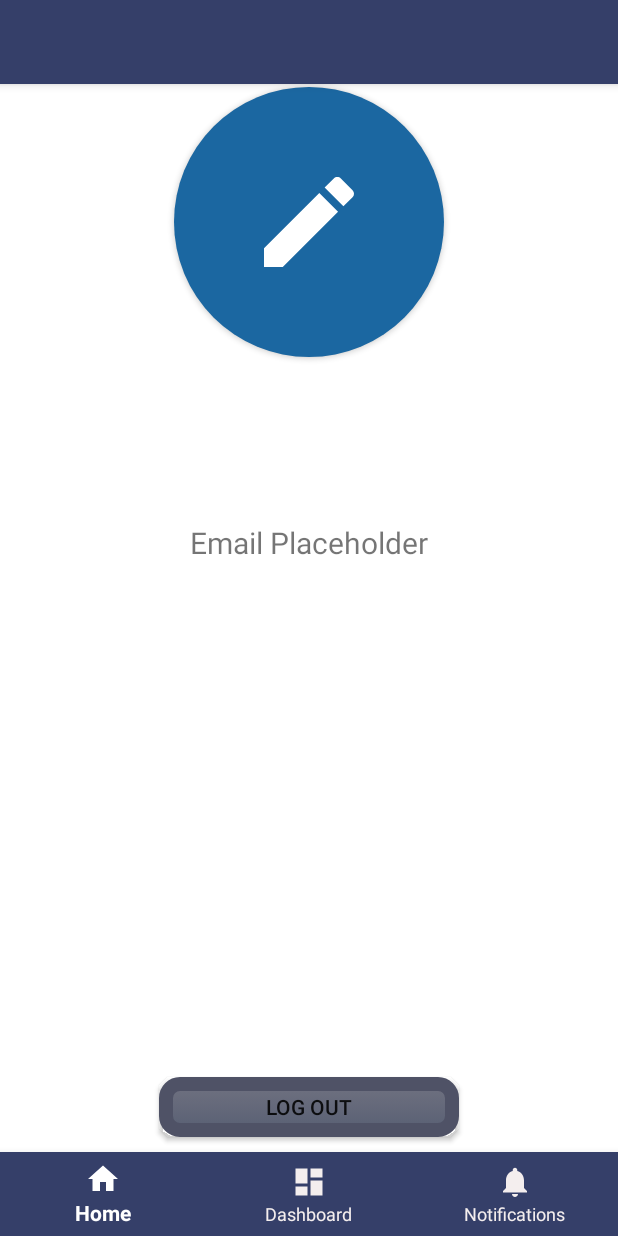
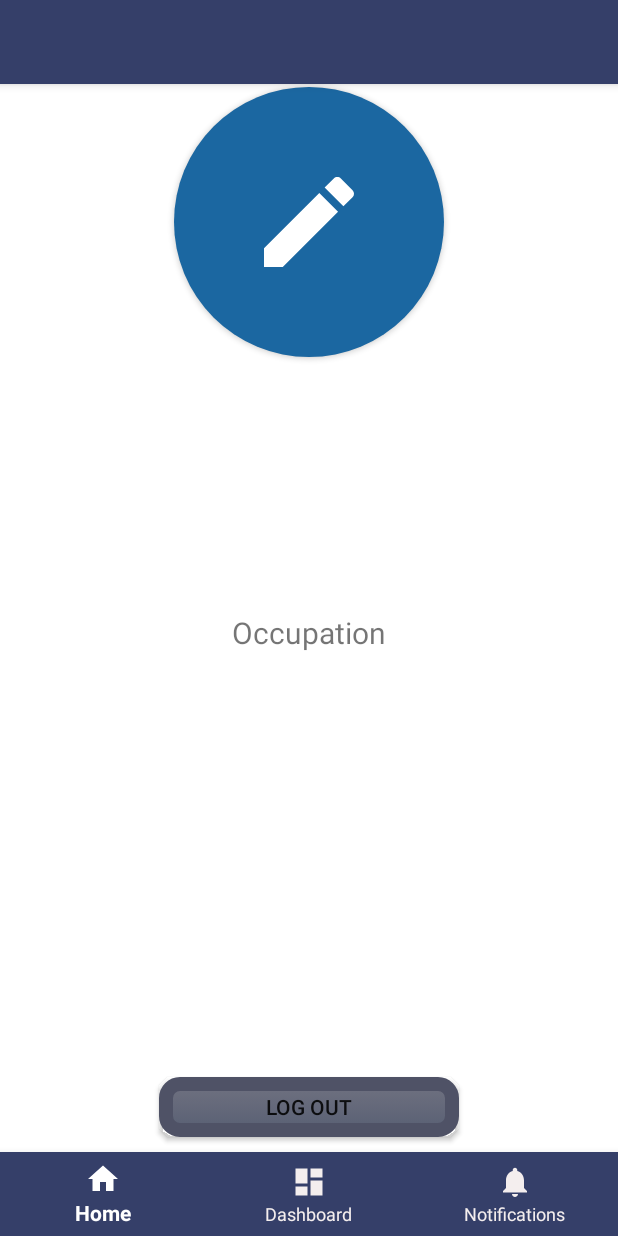
Before and after one commit to JordanRBurke/ShelbyParkAppDemo, an Android app: the screen it shows after launch once a user with an empty profile is signed in (MainActivity), after a tap on "test", on a phone screen of 412 x 824 dp. Run offline under Robolectric (Android 15) with nearby library versions, the phone set to English and light mode, and no system bars; our stand-ins replace ButterKnife, Firebase (no records; nobody signed in at launch, a user with empty details on screens opened directly).

Commit message:
Users can now see their emails from the profile screen which will be saved even when the app closes like the name value.

```diff
--- a/app/src/main/java/com/example/jordanrburke/shelbycountyparksapp/LoginAndRegistration/AppSharedPreferences.java
+++ b/app/src/main/java/com/example/jordanrburke/shelbycountyparksapp/LoginAndRegistration/AppSharedPreferences.java
@@ -6,6 +6,7 @@ import android.content.SharedPreferences;
 
 public class AppSharedPreferences {
     public static final String KEY_SAVE_BODY = "sms_body";
+    public static final String PROFILE_EMAIL_KEY = "email_body";
     private static final String APP_SHARED_PREFS = AppSharedPreferences.class.getSimpleName();
     private SharedPreferences sharedPreferences;
     private SharedPreferences.Editor preferencesEditor;
@@ -17,7 +18,10 @@ public class AppSharedPreferences {
 
     public String getKeySaveBody() {
         return sharedPreferences.getString(KEY_SAVE_BODY, "");
+    }
 
+    public String getProfileEmailKey() {
+        return sharedPreferences.getString(PROFILE_EMAIL_KEY,"");
     }
 
     public void saveStringBody(String text) {
@@ -25,5 +29,10 @@ public class AppSharedPreferences {
         preferencesEditor.commit();
     }
 
+    public void saveProfileEmailBody(String email) {
+        preferencesEditor.putString(PROFILE_EMAIL_KEY, email);
+        preferencesEditor.commit();
+    }
+
 
 }
--- a/app/src/main/java/com/example/jordanrburke/shelbycountyparksapp/LoginAndRegistration/RegisterActivity.java
+++ b/app/src/main/java/com/example/jordanrburke/shelbycountyparksapp/LoginAndRegistration/RegisterActivity.java
@@ -8,6 +8,7 @@ import android.os.Bundle;
 import android.util.Log;
 import android.widget.Button;
 import android.widget.EditText;
+import android.widget.Switch;
 import android.widget.Toast;
 
 import com.example.jordanrburke.shelbycountyparksapp.MainActivity;
@@ -35,6 +36,8 @@ public class RegisterActivity extends AppCompatActivity {
     private FirebaseAuth auth;
     private AppSharedPreferences appSharedPreferences;
     private SharedPreferences.Editor editor;
+    private Switch lifeguardSwitch;
+    private Switch swimmerSwitch;
 
     @Override
     protected void onCreate(Bundle savedInstanceState) {
@@ -62,6 +65,7 @@ public class RegisterActivity extends AppCompatActivity {
         profile.setRegisteredName(name);
         profile.setRegisteredEmail(email);
         appSharedPreferences.saveStringBody(name);
+        appSharedPreferences.saveProfileEmailBody(email);
 
 
 
--- a/app/src/main/java/com/example/jordanrburke/shelbycountyparksapp/ProfileEditFragment.java
+++ b/app/src/main/java/com/example/jordanrburke/shelbycountyparksapp/ProfileEditFragment.java
@@ -72,6 +72,7 @@ public class ProfileEditFragment extends Fragment {
             nameTextView = getView().findViewById(R.id.profile_name_text);
             emailTextView = getView().findViewById(R.id.profile_email_text);
             nameTextView.setText(appSharedPreferences.getKeySaveBody());
+            emailTextView.setText(appSharedPreferences.getProfileEmailKey());
 //            nameTextView.setText(profile.getRegisteredName());
 //            emailTextView.setText(profile.getRegisteredEmail());
 
--- a/app/src/main/res/layout/fragment_profile_edit.xml
+++ b/app/src/main/res/layout/fragment_profile_edit.xml
@@ -87,6 +87,17 @@
             android:textAlignment="center"
             />
 
+        <TextView
+            android:id="@+id/profile_occupation_text"
+            android:layout_width="200dp"
+            android:layout_height="40dp"
+            app:layout_constraintTop_toBottomOf="@id/profile_email_text"
+            app:layout_constraintLeft_toLeftOf="@id/profile_constraint_layout"
+            app:layout_constraintRight_toRightOf="@id/profile_constraint_layout"
+            android:text="Occupation"
+            android:textAlignment="center"
+            android:textSize="20sp"/>
+
 
 
 
```
